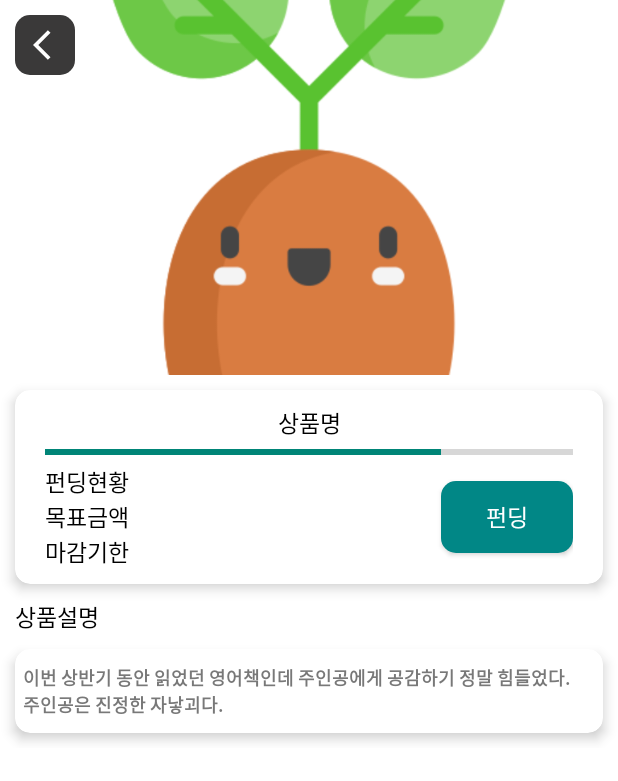
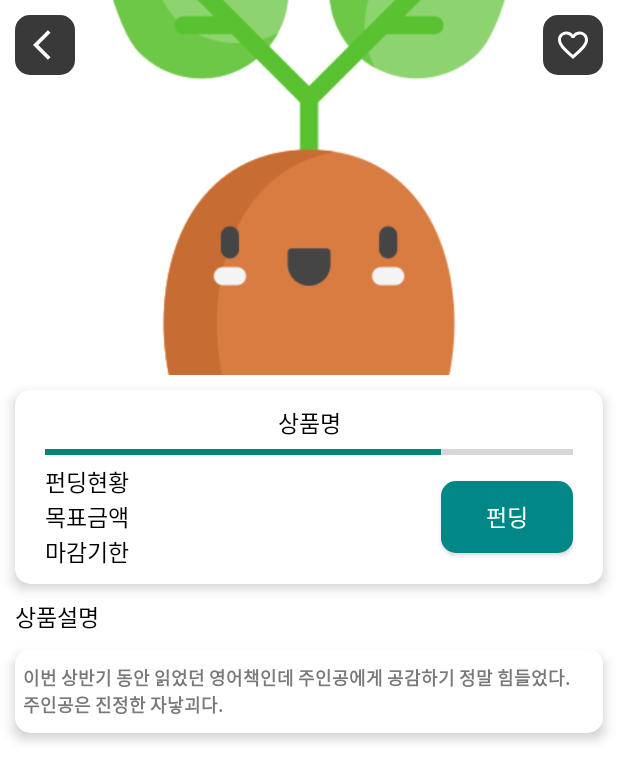
Before and after one commit to jejxis/Econg, an Android app: the DetailFundActivity screen opened directly, with no data from a screen before it, on a phone screen of 412 x 824 dp. Shown: the top 781 px of the screen. Run offline under Robolectric (Android 15) with nearby library versions, the phone set to English and light mode, and no system bars.

Commit message:
favorite button

```diff
--- /dev/null
+++ b/app/src/main/res/drawable/ic_baseline_favorite_24.xml
@@ -0,0 +1,5 @@
+<vector android:height="24dp" android:tint="#FF7777"
+    android:viewportHeight="24" android:viewportWidth="24"
+    android:width="24dp" xmlns:android="http://schemas.android.com/apk/res/android">
+    <path android:fillColor="@android:color/white" android:pathData="M12,21.35l-1.45,-1.32C5.4,15.36 2,12.28 2,8.5 2,5.42 4.42,3 7.5,3c1.74,0 3.41,0.81 4.5,2.09C13.09,3.81 14.76,3 16.5,3 19.58,3 22,5.42 22,8.5c0,3.78 -3.4,6.86 -8.55,11.54L12,21.35z"/>
+</vector>
--- /dev/null
+++ b/app/src/main/res/drawable/ic_baseline_favorite_border_24.xml
@@ -0,0 +1,5 @@
+<vector android:height="24dp" android:tint="#FFFFFF"
+    android:viewportHeight="24" android:viewportWidth="24"
+    android:width="24dp" xmlns:android="http://schemas.android.com/apk/res/android">
+    <path android:fillColor="@android:color/white" android:pathData="M16.5,3c-1.74,0 -3.41,0.81 -4.5,2.09C10.91,3.81 9.24,3 7.5,3 4.42,3 2,5.42 2,8.5c0,3.78 3.4,6.86 8.55,11.54L12,21.35l1.45,-1.32C18.6,15.36 22,12.28 22,8.5 22,5.42 19.58,3 16.5,3zM12.1,18.55l-0.1,0.1 -0.1,-0.1C7.14,14.24 4,11.39 4,8.5 4,6.5 5.5,5 7.5,5c1.54,0 3.04,0.99 3.57,2.36h1.87C13.46,5.99 14.96,5 16.5,5c2,0 3.5,1.5 3.5,3.5 0,2.89 -3.14,5.74 -7.9,10.05z"/>
+</vector>
--- a/app/src/main/res/layout/activity_detail_fund.xml
+++ b/app/src/main/res/layout/activity_detail_fund.xml
@@ -51,6 +51,16 @@
                 android:background="@drawable/bg_btn"
                 android:id="@+id/imgToolbarBtnBack"
                 android:src="@drawable/ic_baseline_arrow_back_ios_24"/>
+
+            <ImageButton
+                android:layout_width="wrap_content"
+                android:layout_height="wrap_content"
+                android:padding="8dp"
+                android:layout_margin="10dp"
+                android:layout_gravity="end"
+                android:background="@drawable/bg_btn"
+                android:id="@+id/imgToolbarBtnFav"
+                android:src="@drawable/ic_baseline_favorite_border_24"/>
 
         </com.google.android.material.appbar.CollapsingToolbarLayout>
     </com.google.android.material.appbar.AppBarLayout>
```
Also changed, not shown: app/src/main/res/layout/activity_detail_pur.xml (+10 -0 lines).
